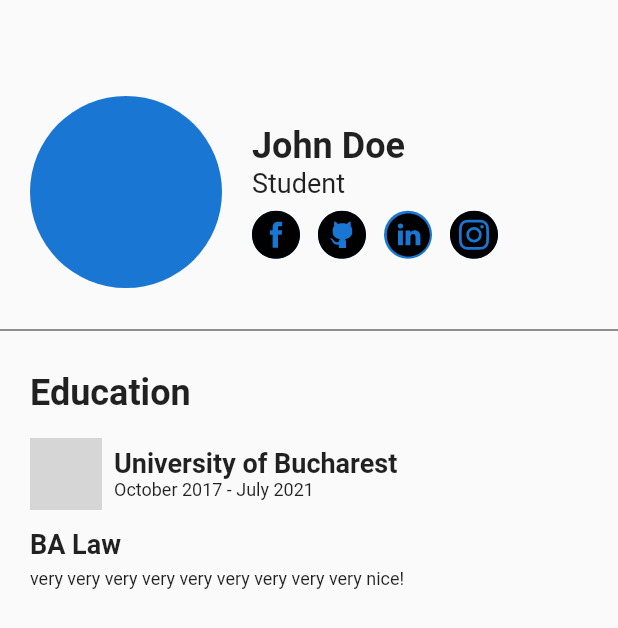
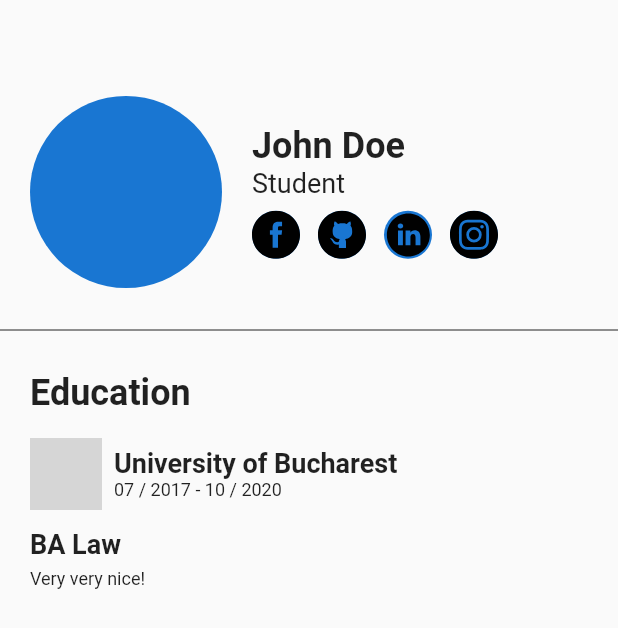
Before and after one commit to razvangeangu/resume, a Flutter app: the screen it shows after launch, on a phone screen of 412 x 824 dp. Shown: the top 628 px of the screen. Run offline on Flutter 3.47's test engine with Material 2 defaults, Android fonts, the phone set to English and light mode, and no system bars; our stand-ins replace cloud_firestore, firebase_auth, firebase_messaging, flutter_svg; accounts and stored records are empty; network calls fail; grey boxes are pictures that could not be loaded.

Commit message:
style(#1): made the recommended changes

```diff
--- a/lib/pages/root.dart
+++ b/lib/pages/root.dart
@@ -1,3 +1,5 @@
+import 'package:Resume/pages/homePage.dart';
+import 'package:Resume/rg-localizations.dart';
 import 'package:flutter/material.dart';
 import 'package:flutter_svg/flutter_svg.dart';
 
@@ -9,6 +11,14 @@
 }
 
 // ##############  <HEADER> #########################
+
+RGSection section = RGSection(
+  name: 'University of Bucharest',
+  description: 'Very very nice!',
+  title: 'BA Law',
+  fromDate: DateTime(2017, 07),
+  toDate: DateTime(2020, 10),
+);
 
 Widget header() {
   Widget _information() {
@@ -77,18 +87,17 @@
 
 // ############################  </HEADER> #######################
 
-Widget section(String title) {
+Widget sectionTitle(BuildContext context) {
   return Padding(
     padding: EdgeInsets.only(bottom: 16.0, top: 20.0, left: 20.0, right: 20.0),
     child: Text(
-      title,
+      RGLocalizations.of(context).education,
       style: TextStyle(fontSize: 24.0, fontWeight: FontWeight.w600),
     ),
   );
 }
 
-Widget addSection(String institutionName, String timePeriod, String degreeType,
-    String description) {
+Widget addSection(RGSection section) {
   return Column(
     crossAxisAlignment: CrossAxisAlignment.start,
     children: [
@@ -112,12 +121,12 @@
                 crossAxisAlignment: CrossAxisAlignment.start,
                 children: [
                   Text(
-                    institutionName,
+                    section.name,
                     style:
                         TextStyle(fontSize: 18.0, fontWeight: FontWeight.w600),
                   ),
                   Text(
-                    timePeriod,
+                    section.period(),
                     style: TextStyle(fontSize: 12.0),
                   ),
                 ],
@@ -129,14 +138,14 @@
       Padding(
         padding: EdgeInsets.only(left: 20.0, right: 20.0, bottom: 6.0),
         child: Text(
-          degreeType,
+          section.title,
           style: TextStyle(fontSize: 18.0, fontWeight: FontWeight.w600),
         ),
       ),
       Padding(
         padding: EdgeInsets.symmetric(horizontal: 20.0),
         child: Text(
-          description,
+          section.description,
           style: TextStyle(fontSize: 12.0),
         ),
       ),
@@ -154,9 +163,8 @@
           children: <Widget>[
             header(),
             Divider(),
-            section('Education'),
-            addSection('University of Bucharest', 'October 2017 - July 2021',
-                'BA Law', 'very very very very very very very very very nice!'),
+            sectionTitle(context),
+            addSection(section),
           ],
         ),
       ),
--- a/lib/rg-localizations.dart
+++ b/lib/rg-localizations.dart
@@ -29,6 +29,14 @@
   }
 
   final String localeName;
+
+  String get education {
+    return Intl.message(
+      'Education',
+      name: 'education',
+      locale: localeName,
+    );
+  }
 
   // #region "Globals"
 
```
Also changed, not shown: lib/pages/homePage.dart (+38 -0 lines).
